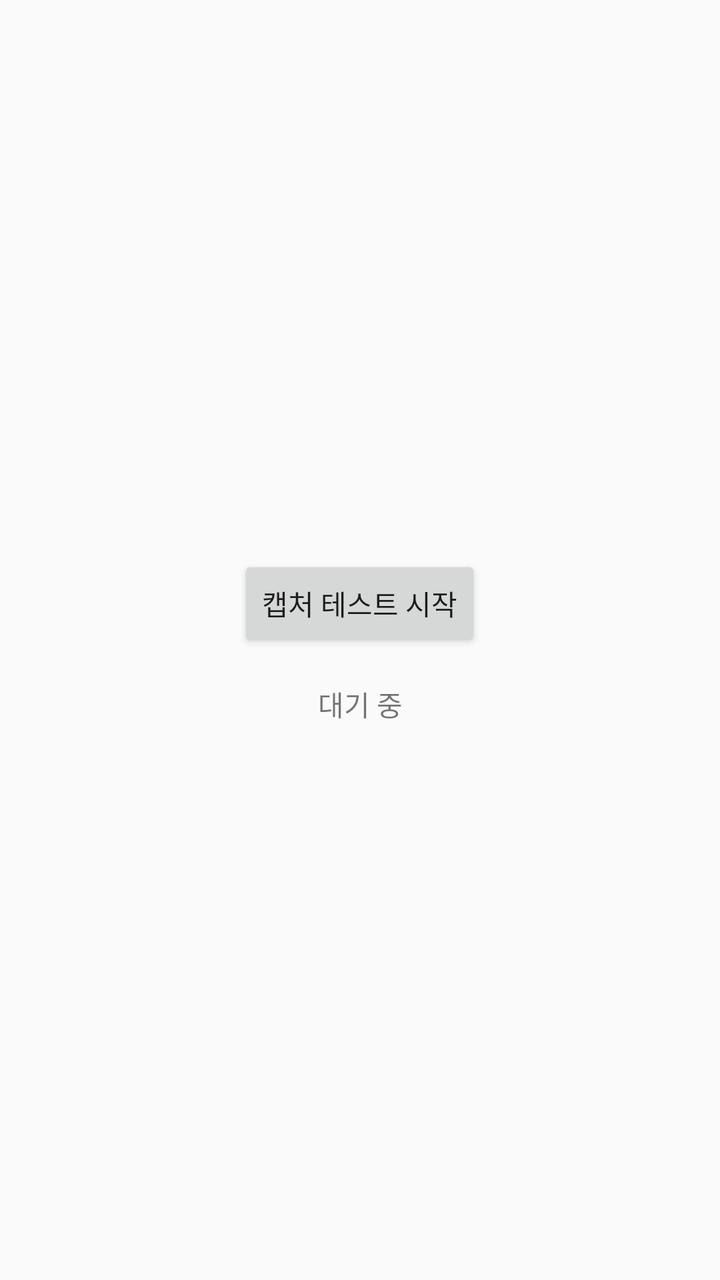
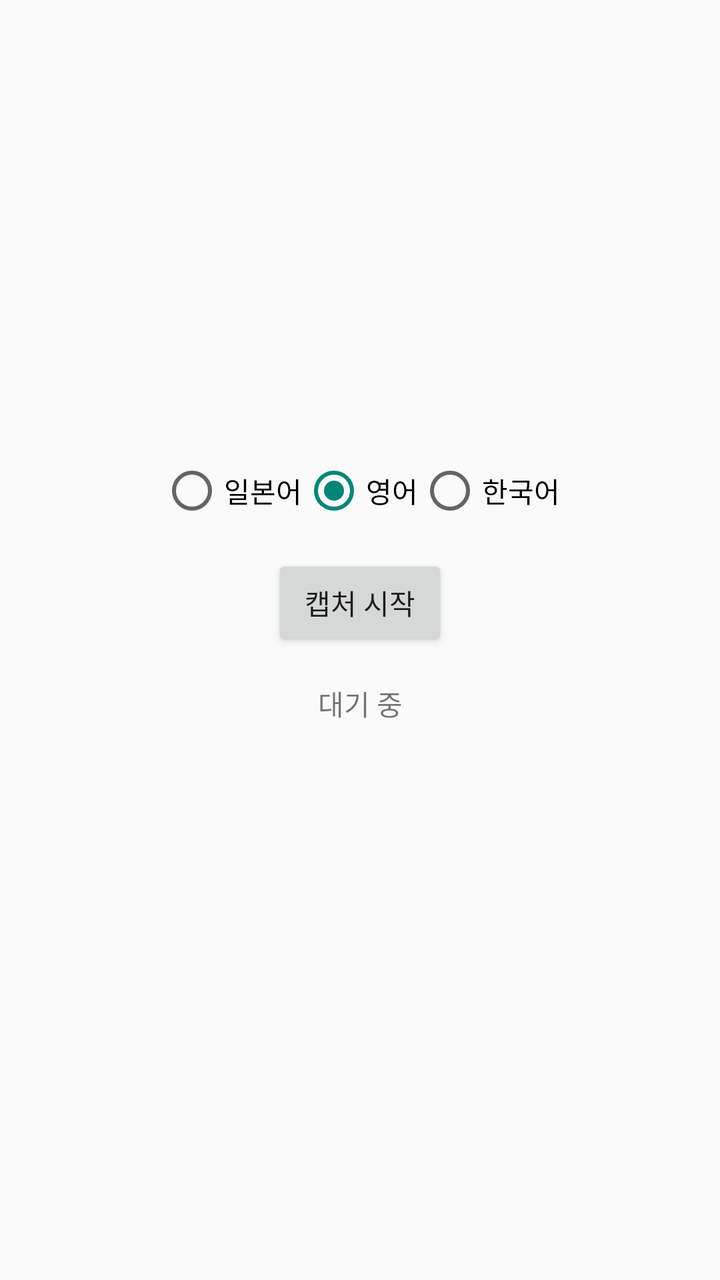

An Android layout rendered at two revisions. The XML below is the earlier revision; the diff shows what the commit changed to produce the second picture.
<!-- AndroidManifest.xml: application theme Theme.LiveTrans -->
<!-- res/layout/activity_main.xml -->
<LinearLayout xmlns:android="http://schemas.android.com/apk/res/android"
    android:layout_width="match_parent"
    android:layout_height="match_parent"
    android:orientation="vertical"
    android:gravity="center"
    android:padding="24dp">

    <Button
        android:id="@+id/startButton"
        android:layout_width="wrap_content"
        android:layout_height="wrap_content"
        android:text="캡처 테스트 시작" />

    <TextView
        android:id="@+id/statusText"
        android:layout_width="match_parent"
        android:layout_height="wrap_content"
        android:layout_marginTop="16dp"
        android:gravity="center"
        android:text="대기 중" />
</LinearLayout>
<!-- resources referenced by this layout -->
<resources>
  <style name="Theme.LiveTrans" parent="android:Theme.Material.Light.NoActionBar" />
</resources>

<!-- the commit's change to res/layout/activity_main.xml (unified diff, before → after) -->
@@ -5,11 +5,38 @@
     android:gravity="center"
     android:padding="24dp">
 
+    <RadioGroup
+        android:id="@+id/languageGroup"
+        android:layout_width="wrap_content"
+        android:layout_height="wrap_content"
+        android:orientation="horizontal">
+
+        <RadioButton
+            android:id="@+id/langJa"
+            android:layout_width="wrap_content"
+            android:layout_height="wrap_content"
+            android:text="일본어" />
+
+        <RadioButton
+            android:id="@+id/langEn"
+            android:layout_width="wrap_content"
+            android:layout_height="wrap_content"
+            android:text="영어"
+            android:checked="true" />
+
+        <RadioButton
+            android:id="@+id/langKo"
+            android:layout_width="wrap_content"
+            android:layout_height="wrap_content"
+            android:text="한국어" />
+    </RadioGroup>
+
     <Button
         android:id="@+id/startButton"
         android:layout_width="wrap_content"
         android:layout_height="wrap_content"
-        android:text="캡처 테스트 시작" />
+        android:layout_marginTop="16dp"
+        android:text="캡처 시작" />
 
     <TextView
         android:id="@+id/statusText"
@@ -18,4 +45,13 @@
         android:layout_marginTop="16dp"
         android:gravity="center"
         android:text="대기 중" />
+
+    <TextView
+        android:id="@+id/subtitleText"
+        android:layout_width="match_parent"
+        android:layout_height="wrap_content"
+        android:layout_marginTop="24dp"
+        android:gravity="center"
+        android:textSize="18sp"
+        android:text="" />
 </LinearLayout>
